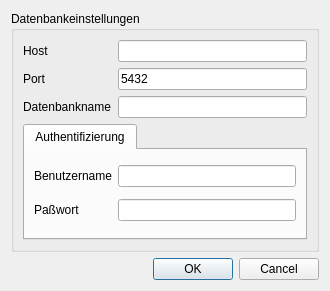
Kreis-Unna/PostNAS_Search, file PostNAS_ConfDialogBase.ui: the form before one commit.
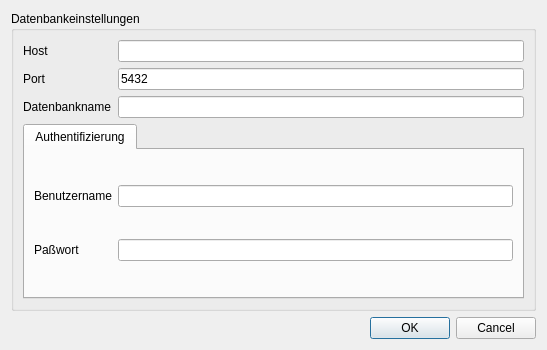
The form after the commit.

Commit message:
Vergrössere Config-Dialog
damit passt Authconfig rein, ohne dass der Dialog bei jedem Aufruf vergrössert werden muß

Patch:
```diff
--- a/PostNAS_ConfDialogBase.ui
+++ b/PostNAS_ConfDialogBase.ui
@@ -9,8 +9,8 @@
    <rect>
     <x>0</x>
     <y>0</y>
-    <width>330</width>
-    <height>291</height>
+    <width>547</width>
+    <height>350</height>
    </rect>
   </property>
   <property name="sizePolicy">
```
The commit also changes 1 other file.
